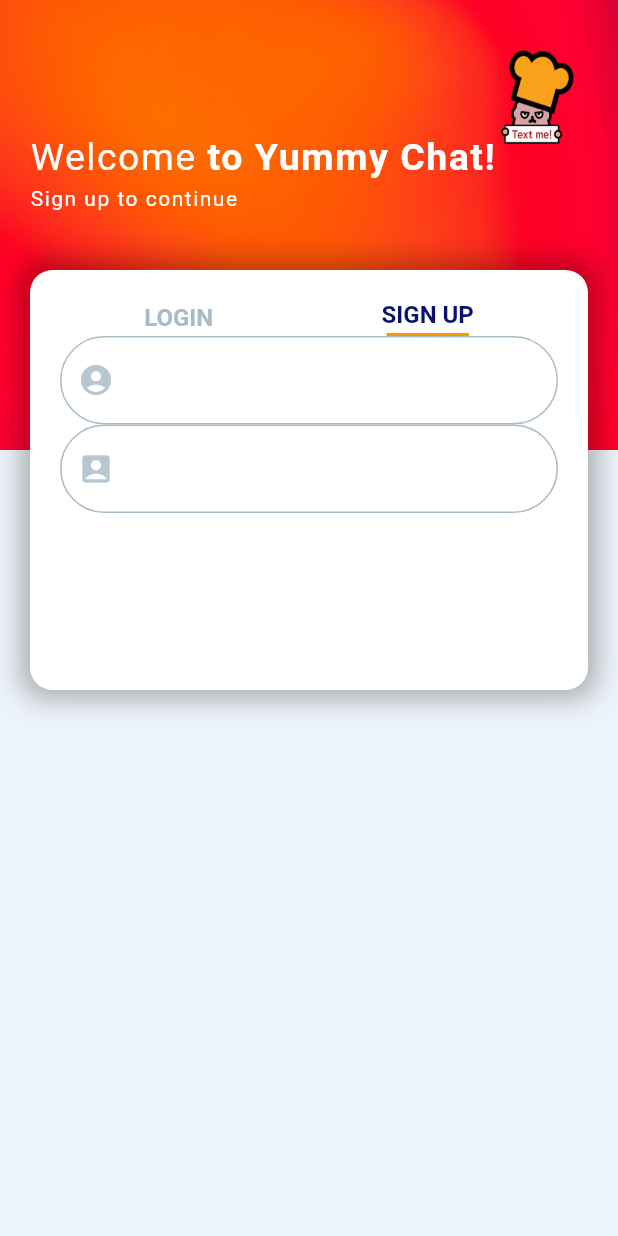
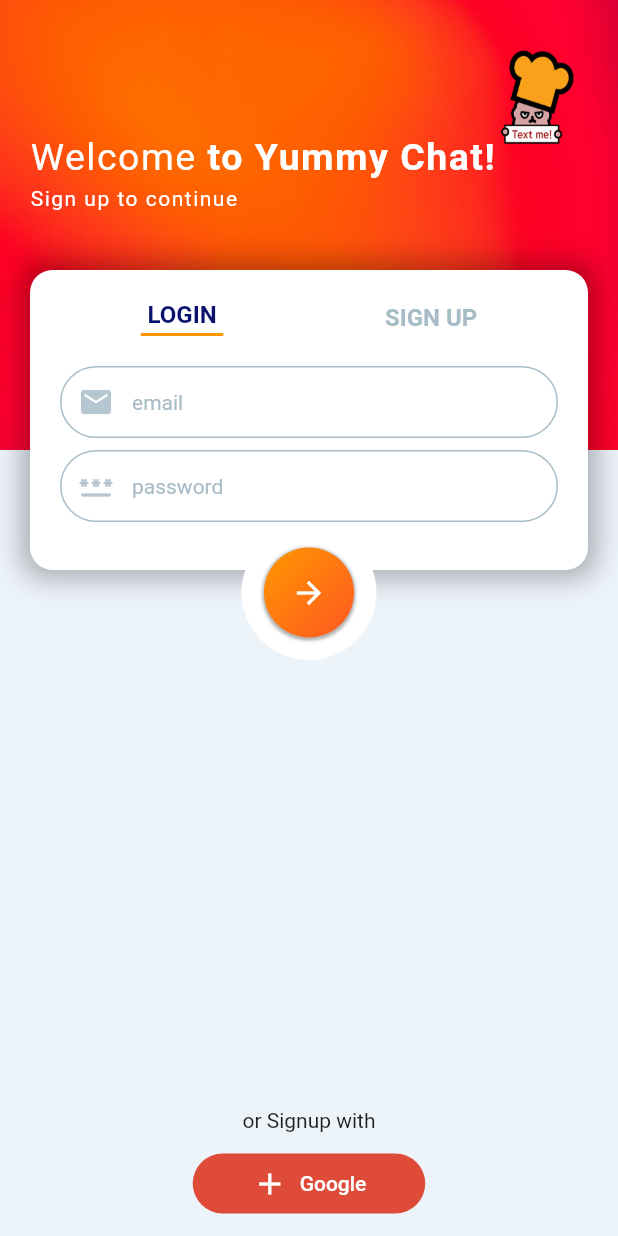
Before and after one commit to jaeyunkim-1024/chatt_app, a Flutter app: the screen it shows after launch, on a phone screen of 412 x 824 dp. Run offline on Flutter 3.47's test engine with Material 2 defaults, Android fonts, the phone set to English and light mode, and no system bars.

Commit message:
feature/자기개발 : 로그인 탭 구현 완료
- 슬라이드 효과 넣고 싶다

```diff
--- a/lib/screen/main_screen.dart
+++ b/lib/screen/main_screen.dart
@@ -9,13 +9,14 @@ class LoginSignupScreen extends StatefulWidget {
 }
 
 class _LoginSignupScreenState extends State<LoginSignupScreen> {
-  bool isSignupScreen = true;
+  bool isSignupScreen = false;
   @override
   Widget build(BuildContext context) {
     return Scaffold(
       backgroundColor: Palette.backgroundColor,
       body: Stack(
         children: [
+          // 배경
           Positioned(
             right: 0,
             left: 0,
@@ -68,11 +69,13 @@ class _LoginSignupScreenState extends State<LoginSignupScreen> {
               ),
             ),
           ),
+
+          // 탭
           Positioned(
             top: 180,
             child: Container(
               padding: EdgeInsets.all(20.0),
-                height: 280.0,
+              height: isSignupScreen ? 280.0 : 200.0,
               width: MediaQuery.of(context).size.width - 40, // 각 디바이스의 실제 너비값
               margin: EdgeInsets.symmetric(horizontal: 20.0),
               decoration: BoxDecoration(
@@ -150,9 +153,11 @@ class _LoginSignupScreenState extends State<LoginSignupScreen> {
                     ],
                   ),
                   Container(
+                    margin: EdgeInsets.only(top: 20),
                     child: Form(
                       child: Column(
                         children: [
+                          if (isSignupScreen)
                             TextFormField(
                               decoration: InputDecoration(
                                 prefixIcon: Icon(Icons.account_circle,
@@ -173,11 +178,21 @@ class _LoginSignupScreenState extends State<LoginSignupScreen> {
                                     Radius.circular(35.0),
                                   ),
                                 ),
+                                hintText: 'User Name',
+                                hintStyle: TextStyle(
+                                  fontSize: 14,
+                                  color: Palette.textColor1,
                                 ),
+                                contentPadding: EdgeInsets.all(10),
+                              ),
+                            ),
+                          if (isSignupScreen)
+                            SizedBox(
+                              height: 8,
                             ),
                           TextFormField(
                             decoration: InputDecoration(
-                                prefixIcon: Icon(Icons.account_box,
+                              prefixIcon: Icon(Icons.email_rounded,
                                   color: Palette.iconColor),
                               enabledBorder: OutlineInputBorder(
                                 borderSide: BorderSide(
@@ -195,6 +210,43 @@ class _LoginSignupScreenState extends State<LoginSignupScreen> {
                                   Radius.circular(35.0),
                                 ),
                               ),
+                              hintText: 'email',
+                              hintStyle: TextStyle(
+                                fontSize: 14,
+                                color: Palette.textColor1,
+                              ),
+                              contentPadding: EdgeInsets.all(10),
+                            ),
+                          ),
+                          SizedBox(
+                            height: 8,
+                          ),
+                          TextFormField(
+                            decoration: InputDecoration(
+                              prefixIcon: Icon(Icons.password_rounded,
+                                  color: Palette.iconColor),
+                              enabledBorder: OutlineInputBorder(
+                                borderSide: BorderSide(
+                                  color: Palette.textColor1,
+                                ),
+                                borderRadius: BorderRadius.all(
+                                  Radius.circular(35.0),
+                                ),
+                              ),
+                              focusedBorder: OutlineInputBorder(
+                                borderSide: BorderSide(
+                                  color: Palette.textColor1,
+                                ),
+                                borderRadius: BorderRadius.all(
+                                  Radius.circular(35.0),
+                                ),
+                              ),
+                              hintText: 'password',
+                              hintStyle: TextStyle(
+                                fontSize: 14,
+                                color: Palette.textColor1,
+                              ),
+                              contentPadding: EdgeInsets.all(10),
                             ),
                           ),
                         ],
@@ -205,7 +257,84 @@ class _LoginSignupScreenState extends State<LoginSignupScreen> {
               ),
             ),
           ),
+
+          //로그인 버튼
+          Positioned(
+            top: isSignupScreen ? 430 : 350,
+            right: 0,
+            left: 0,
+            child: Center(
+              child: Container(
+                padding: EdgeInsets.all(15),
+                height: 90,
+                width: 90,
+                decoration: BoxDecoration(
+                  color: Colors.white,
+                  borderRadius: BorderRadius.circular(50),
+                ),
+                child: Container(
+                  decoration: BoxDecoration(
+                    gradient: LinearGradient(
+                      colors: [
+                        Colors.orange,
+                        Colors.deepOrange,
                       ],
-        ));
+                      begin: Alignment.topLeft,
+                      end: Alignment.bottomRight,
+                    ),
+                    borderRadius: BorderRadius.circular(30),
+                    boxShadow: [
+                      BoxShadow(
+                        color: Colors.black.withOpacity(0.3),
+                        spreadRadius: 1,
+                        blurRadius: 1,
+                        offset: Offset(0, 1),
+                      ),
+                    ],
+                  ),
+                  child: Icon(
+                    Icons.arrow_forward,
+                    color: Colors.white,
+                  ),
+                ),
+              ),
+            ),
+          ),
+
+          //SSO
+          Positioned(
+            top: MediaQuery.of(context).size.height - 125,
+            right: 0,
+            left: 0,
+            child: Column(
+              children: [
+                SizedBox(
+                  height: 40,
+                ),
+                Text(
+                  'or Signup with',
+                ),
+                SizedBox(
+                  height: 10,
+                ),
+                TextButton.icon(
+                  onPressed: () {},
+                  style: TextButton.styleFrom(
+                    backgroundColor: Palette.googleColor,
+                    foregroundColor: Colors.white,
+                    minimumSize: Size(155, 40),
+                    shape: RoundedRectangleBorder(
+                      borderRadius: BorderRadius.circular(20),
+                    ),
+                  ),
+                  icon: Icon(Icons.add),
+                  label: Text('Google'),
+                ),
+              ],
+            ),
+          ),
+        ],
+      ),
+    );
   }
 }
```
Lines whose indentation alone changed are shown as unchanged.
